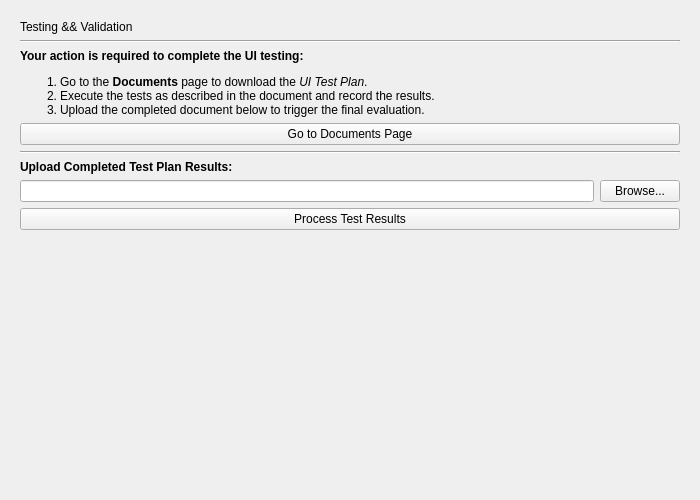
Qt form gui/manual_ui_testing_page.ui (mariolewis/asdf_factory) before a commit.
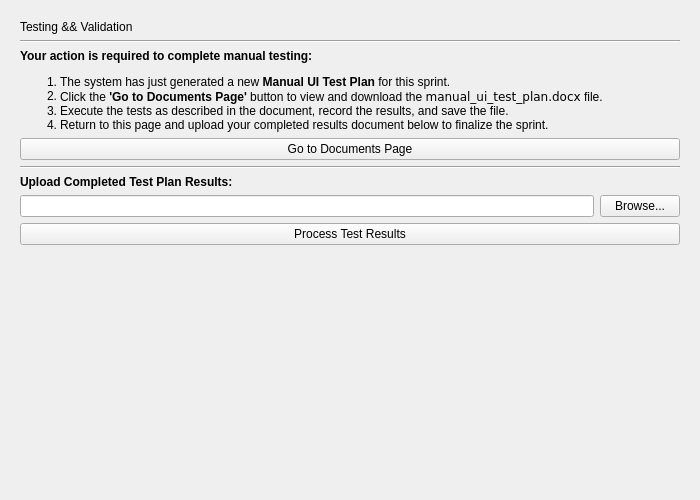
The same form after that commit.

Commit message: refactor(testing): Overhaul manual front-end testing and fix sprint navigation

Diff of the .ui file:
```diff
--- a/gui/manual_ui_testing_page.ui
+++ b/gui/manual_ui_testing_page.ui
@@ -43,11 +43,12 @@
    <item>
     <widget class="QLabel" name="instructionLabel">
      <property name="text">
-      <string>&lt;b&gt;Your action is required to complete the UI testing:&lt;/b&gt;
+      <string>&lt;b&gt;Your action is required to complete manual testing:&lt;/b&gt;
 &lt;ol&gt;
-&lt;li&gt;Go to the &lt;b&gt;Documents&lt;/b&gt; page to download the &lt;i&gt;UI Test Plan&lt;/i&gt;.&lt;/li&gt;
-&lt;li&gt;Execute the tests as described in the document and record the results.&lt;/li&gt;
-&lt;li&gt;Upload the completed document below to trigger the final evaluation.&lt;/li&gt;
+&lt;li&gt;The system has just generated a new &lt;b&gt;Manual UI Test Plan&lt;/b&gt; for this sprint.&lt;/li&gt;
+&lt;li&gt;Click the &lt;b&gt;'Go to Documents Page'&lt;/b&gt; button to view and download the &lt;code&gt;manual_ui_test_plan.docx&lt;/code&gt; file.&lt;/li&gt;
+&lt;li&gt;Execute the tests as described in the document, record the results, and save the file.&lt;/li&gt;
+&lt;li&gt;Return to this page and upload your completed results document below to finalize the sprint.&lt;/li&gt;
 &lt;/ol&gt;</string>
      </property>
      <property name="wordWrap">
```
The commit also changes 7 other files.
